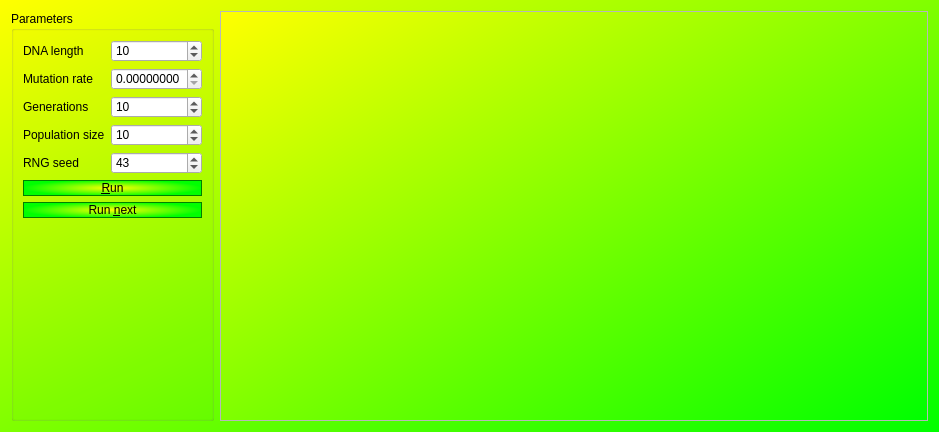
Qt form Tools/ToolFisherWrighter/qtfisherwrightermaindialog.ui (richelbilderbeek/ProjectRichelBilderbeek) before a commit.
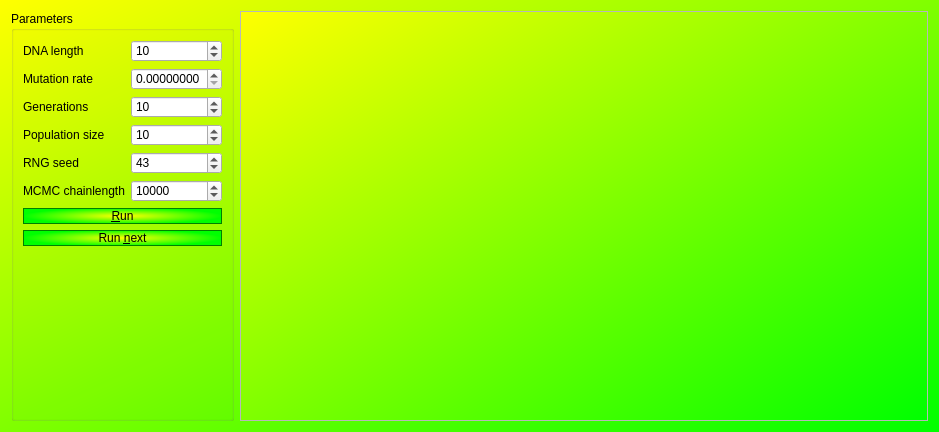
The same form after that commit.

```diff
--- a/Tools/ToolFisherWrighter/qtfisherwrightermaindialog.ui
+++ b/Tools/ToolFisherWrighter/qtfisherwrightermaindialog.ui
@@ -134,7 +134,7 @@
         </property>
        </widget>
       </item>
-      <item row="5" column="0" colspan="2">
+      <item row="6" column="0" colspan="2">
        <widget class="QPushButton" name="button_run">
         <property name="toolTip">
          <string>Run simulation with these settings</string>
@@ -144,7 +144,7 @@
         </property>
        </widget>
       </item>
-      <item row="6" column="0" colspan="2">
+      <item row="7" column="0" colspan="2">
        <widget class="QPushButton" name="button_run_next">
         <property name="toolTip">
          <string>Add one to the seed, then run</string>
@@ -154,6 +154,23 @@
         </property>
        </widget>
       </item>
+      <item row="5" column="0">
+       <widget class="QLabel" name="label_mcmc_chainlength">
+        <property name="text">
+         <string>MCMC chainlength</string>
+        </property>
+       </widget>
+      </item>
+      <item row="5" column="1">
+       <widget class="QSpinBox" name="box_mcmc_chainlength">
+        <property name="maximum">
+         <number>1000000</number>
+        </property>
+        <property name="value">
+         <number>10000</number>
+        </property>
+       </widget>
+      </item>
      </layout>
     </widget>
    </item>
@@ -167,7 +184,7 @@
        <rect>
         <x>0</x>
         <y>0</y>
-        <width>670</width>
+        <width>645</width>
         <height>412</height>
        </rect>
       </property>
```
